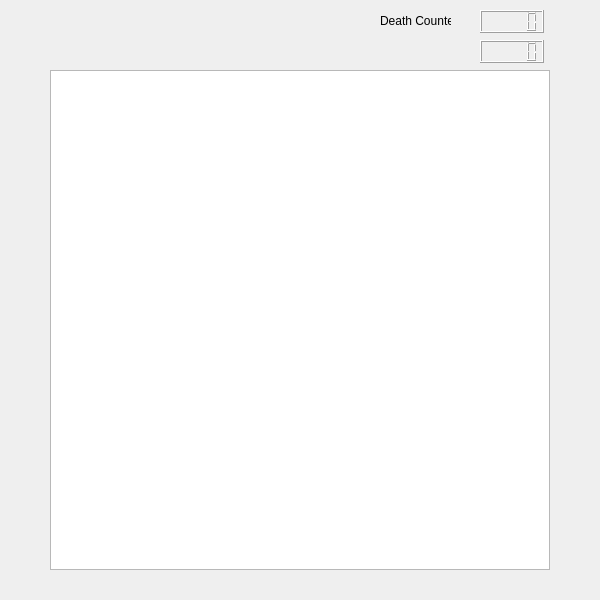
Old version of the form Pacman/widget.ui in the repository Laziness-as-a-sin/myPacman.
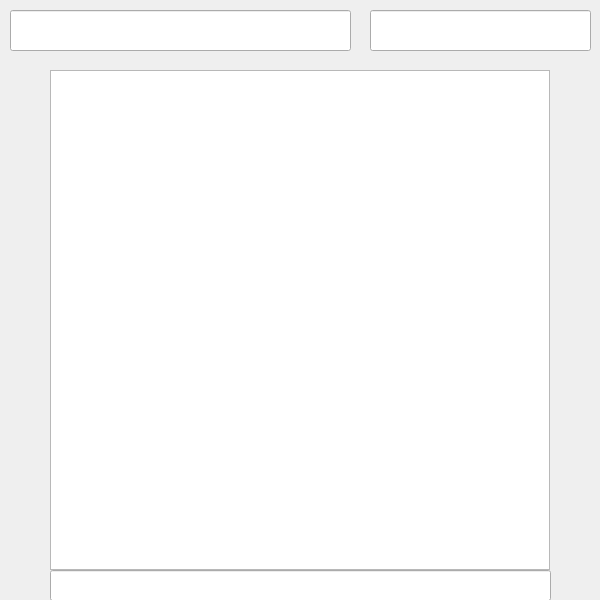
New version of the form.

The edit to the form file:
```diff
--- a/Pacman/widget.ui
+++ b/Pacman/widget.ui
@@ -29,37 +29,52 @@
     </rect>
    </property>
   </widget>
-  <widget class="QLCDNumber" name="lcdNumber">
+  <widget class="QLineEdit" name="lifesLabel">
    <property name="geometry">
     <rect>
-     <x>480</x>
+     <x>370</x>
      <y>10</y>
-     <width>64</width>
-     <height>23</height>
+     <width>221</width>
+     <height>41</height>
     </rect>
    </property>
+   <property name="font">
+    <font>
+     <family>Bauhaus 93</family>
+     <pointsize>26</pointsize>
+    </font>
+   </property>
   </widget>
-  <widget class="QLCDNumber" name="lcdNumber2">
+  <widget class="QLineEdit" name="scoreLabel">
    <property name="geometry">
     <rect>
-     <x>480</x>
-     <y>40</y>
-     <width>64</width>
-     <height>23</height>
+     <x>10</x>
+     <y>10</y>
+     <width>341</width>
+     <height>41</height>
     </rect>
    </property>
+   <property name="font">
+    <font>
+     <family>Bauhaus 93</family>
+     <pointsize>26</pointsize>
+    </font>
+   </property>
   </widget>
-  <widget class="QLabel" name="label">
+  <widget class="QLineEdit" name="infoLabel">
    <property name="geometry">
     <rect>
-     <x>380</x>
-     <y>10</y>
-     <width>71</width>
-     <height>21</height>
+     <x>50</x>
+     <y>570</y>
+     <width>501</width>
+     <height>31</height>
     </rect>
    </property>
-   <property name="text">
-    <string>Death Counter</string>
+   <property name="font">
+    <font>
+     <family>Bauhaus 93</family>
+     <pointsize>18</pointsize>
+    </font>
    </property>
   </widget>
  </widget>
```
